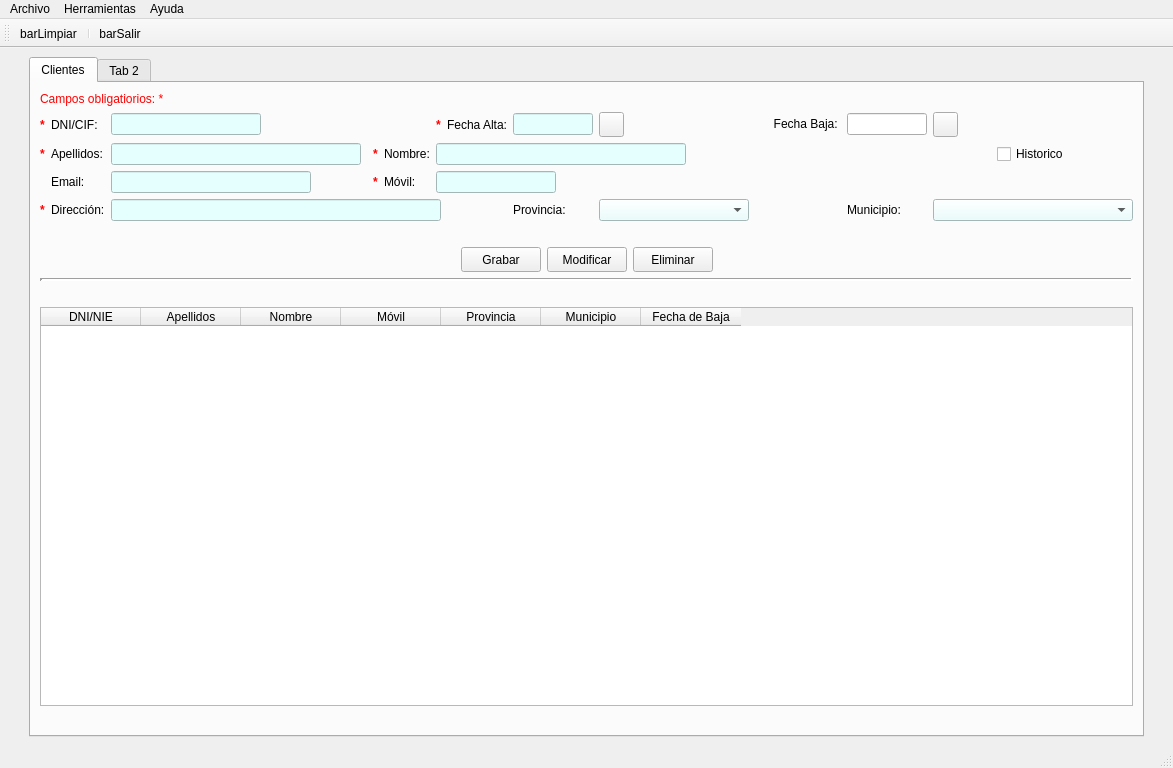
Before: the Qt Designer form templates/venPrincipal.ui in Semperz/ProyectoDI, drawn with Qt 5.
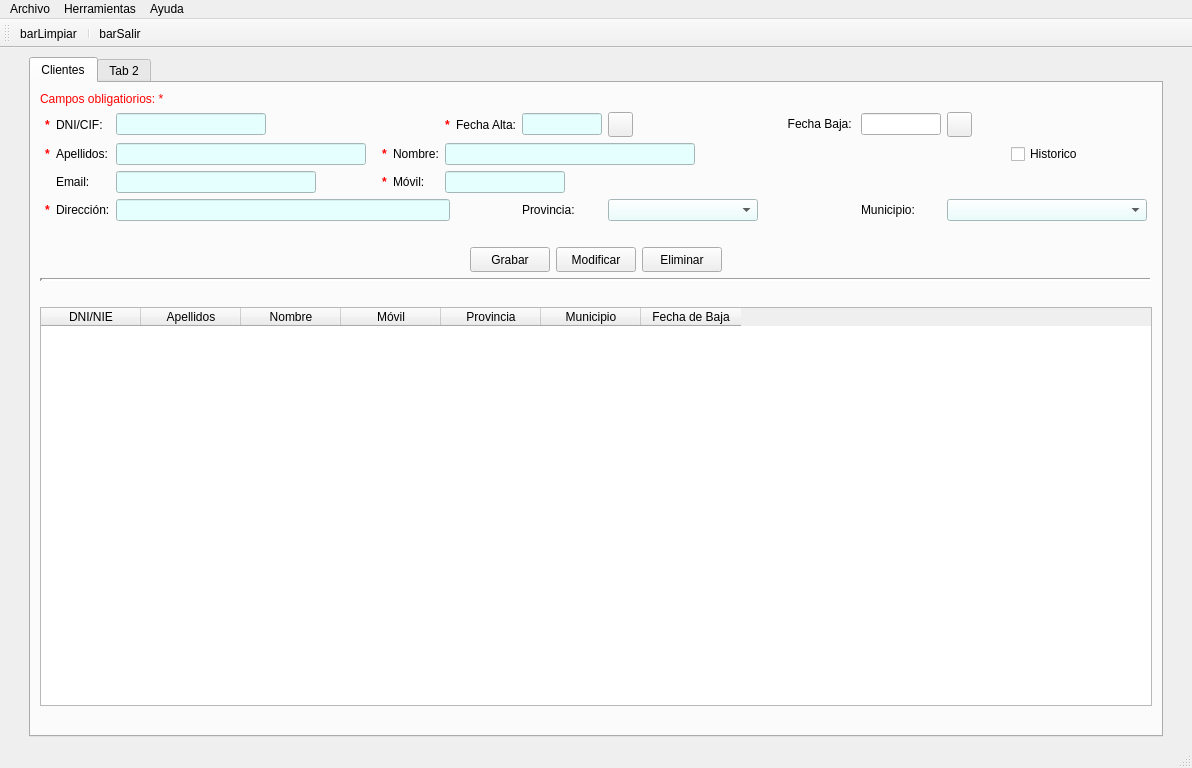
After: the same form once the commit is applied. Icons and pictures are not drawn.

```diff
--- a/templates/venPrincipal.ui
+++ b/templates/venPrincipal.ui
@@ -6,7 +6,7 @@
    <rect>
     <x>0</x>
     <y>0</y>
-    <width>1163</width>
+    <width>1192</width>
     <height>768</height>
    </rect>
   </property>
@@ -867,7 +867,7 @@
     <rect>
      <x>0</x>
      <y>0</y>
-     <width>1163</width>
+     <width>1192</width>
      <height>21</height>
     </rect>
    </property>
```
Left out of the diff: 3 changed lines with no effect on the pictures.
